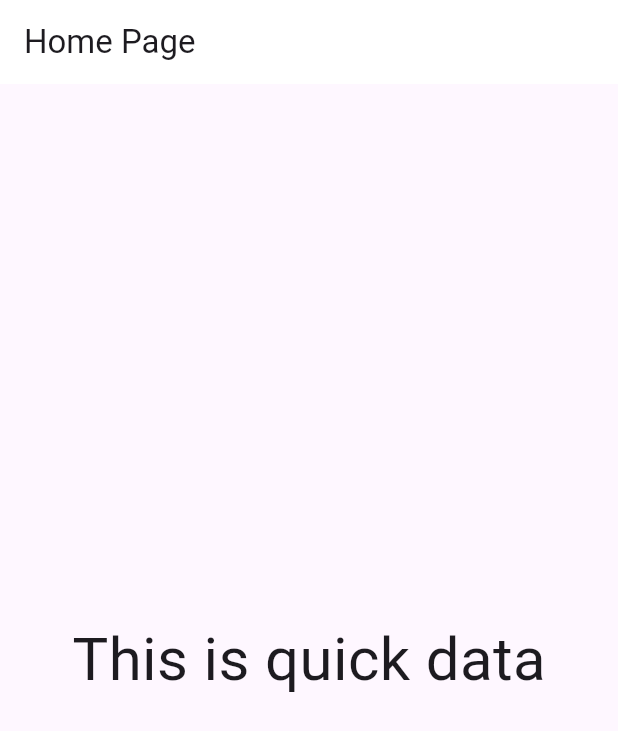
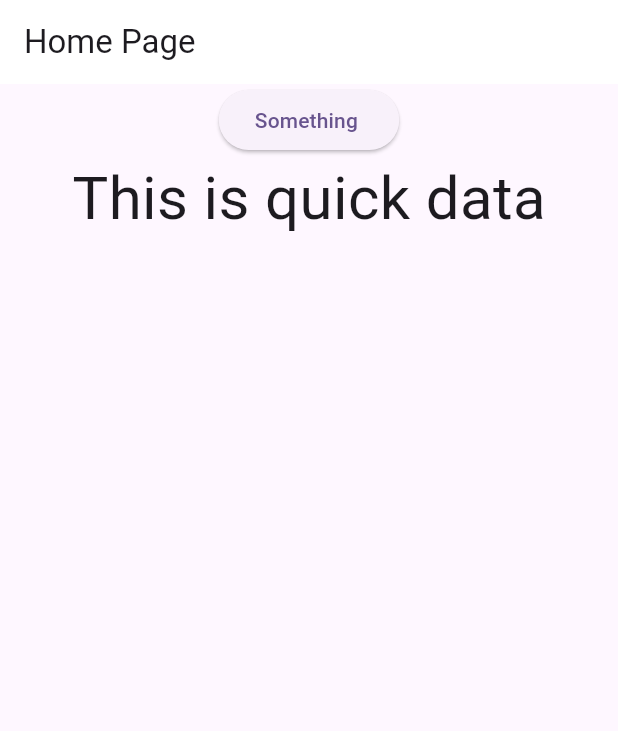
Before and after one commit to levi956/blokk, a Flutter app: the screen it shows after launch, on a phone screen of 412 x 824 dp. Shown: the top 731 px of the screen. Run offline on Flutter 3.47's test engine with Material 3 defaults, Android fonts, the phone set to English and light mode, and no system bars; our stand-ins replace flutter_bloc, modal_bottom_sheet.

Commit message:
some stuff

```diff
--- a/lib/app/main_screen.dart
+++ b/lib/app/main_screen.dart
@@ -2,6 +2,7 @@ import 'package:bloc_arch/app/controller/something_controller.dart';
 import 'package:bloc_arch/core/framework/base_state.dart';
 import 'package:flutter/material.dart';
 import 'package:flutter_bloc/flutter_bloc.dart';
+import 'package:modal_bottom_sheet/modal_bottom_sheet.dart';
 
 class MainScreen extends StatefulWidget {
   const MainScreen({super.key});
@@ -25,29 +26,47 @@ class _MainScreenState extends State<MainScreen> {
   @override
   Widget build(BuildContext context) {
     return BlocProvider<SomethingController>(
-      create: (context) => somethingController,
+      create: (_) => somethingController,
+      lazy: true,
       child: BlocConsumer<SomethingController, BaseState>(
         listener: (BuildContext context, state) {
           setState(() {
             isLoading = state is Loading;
           });
         },
-        builder: (BuildContext context, state) => Scaffold(
+        builder: (_, state) => Scaffold(
           appBar: AppBar(
             title: const Text('Home Page'),
             backgroundColor: Colors.white,
           ),
           body: Center(
-            child: Stack(
+            child: Column(
               children: [
+                ElevatedButton(
+                  onPressed: () async {
+                    await showCupertinoModalBottomSheet(
+                      context: context,
+                      elevation: 10,
+                      topRadius: const Radius.circular(30),
+                      builder: (_) {
+                        return Container(
+                          decoration: const BoxDecoration(
+                            color: Colors.white,
+                          ),
+                        );
+                      },
+                    );
+                  },
+                  child: const Text('Something '),
+                ),
                 if (state is Loading) const CircularProgressIndicator(),
-                state is Error
-                    ? Text(state.error.toString())
-                    : const SizedBox(),
+                state is Error ? Text("${state.error}") : const SizedBox(),
                 if (state is Fetched<String>)
                   Text(
                     state.data,
-                    style: const TextStyle(fontSize: 40),
+                    style: const TextStyle(
+                      fontSize: 40,
+                    ),
                   ),
               ],
             ),
--- a/lib/core/framework/base_cubit.dart
+++ b/lib/core/framework/base_cubit.dart
@@ -4,7 +4,7 @@ import 'package:flutter_bloc/flutter_bloc.dart';
 import 'base_state.dart';
 
 class NoArsBaseCubit<T> extends Cubit<BaseState<T>> {
-  NoArsBaseCubit({required MainFunction<T> function}) : super(const Init()) {
+  NoArsBaseCubit({required MainFunction<T> function}) : super(Initial()) {
     _mainFunction = function;
   }
 
--- a/lib/core/framework/base_state.dart
+++ b/lib/core/framework/base_state.dart
@@ -2,9 +2,7 @@ class BaseState<T> {
   const BaseState();
 }
 
-class Init<T> extends BaseState<T> {
-  const Init();
-}
+class Initial<T> extends BaseState<T> {}
 
 class Loading<T> extends BaseState<T> {
   const Loading();
--- a/pubspec.yaml
+++ b/pubspec.yaml
@@ -31,10 +31,11 @@ dependencies:
   flutter:
     sdk: flutter
   flutter_bloc: ^8.1.3
+  modal_bottom_sheet: ^3.0.0-pre
   http: ^1.1.0
 
 dev_dependencies:
-  flutter_lints: ^2.0.0
+  flutter_lints: ^3.0.2
   flutter_test:
     sdk: flutter
 
```
Also changed, not shown: lib/core/framework/service_response.dart (+0 -7 lines), pubspec.lock, 3 other files.
